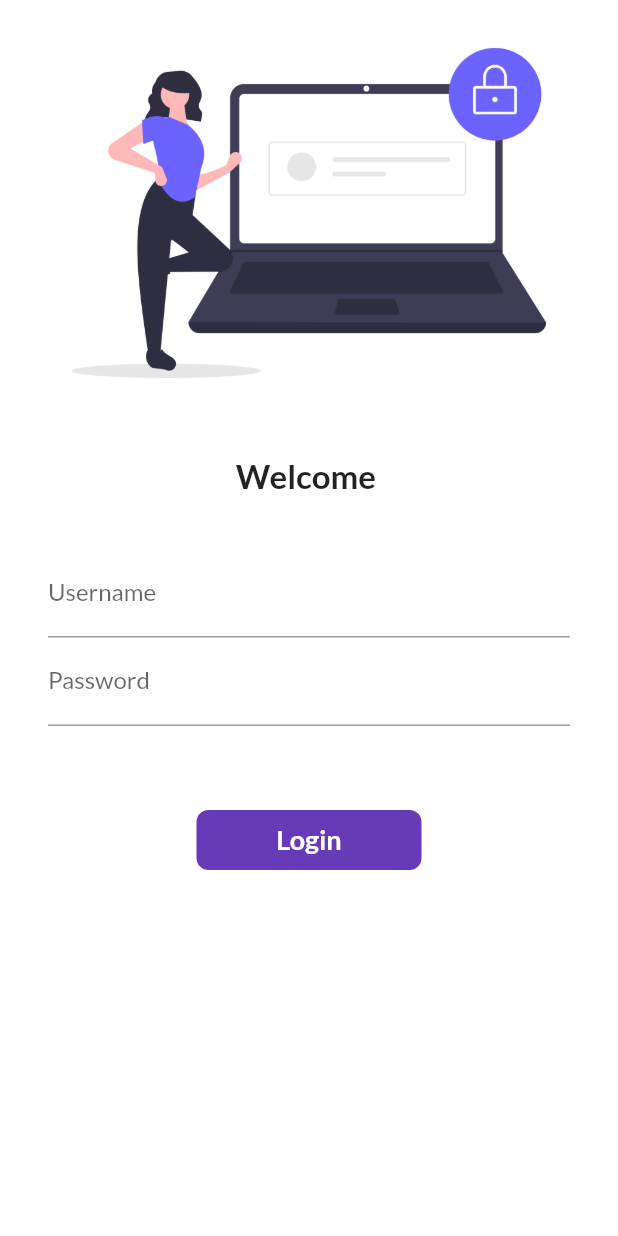
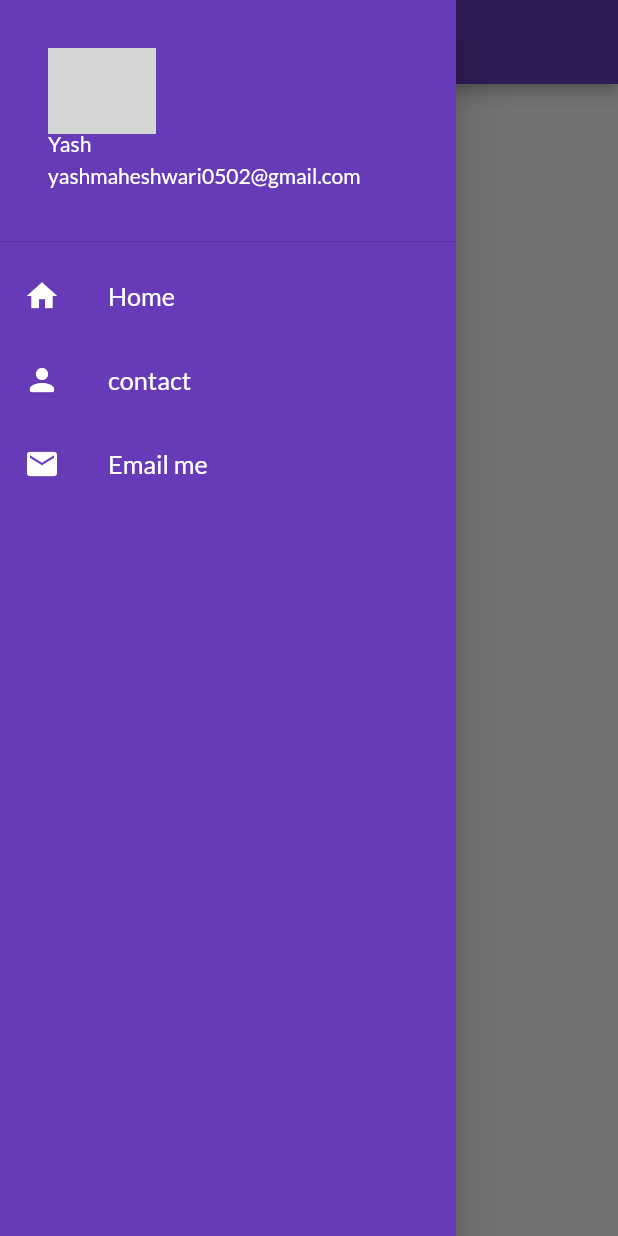
Before and after one commit to Yashmaheshwari0502/flutter_catalog, a Flutter app: the screen it shows after launch, with the side drawer open (before the commit the screen has no drawer), on a phone screen of 412 x 824 dp. Run offline on Flutter 3.47's test engine with Material 2 defaults, Android fonts, the phone set to English and light mode, and no system bars; our stand-ins replace google_fonts; network calls fail; grey boxes are pictures that could not be loaded.

Commit message:
day 8 completed

```diff
--- a/lib/main.dart
+++ b/lib/main.dart
@@ -20,7 +20,7 @@ class MyApp extends StatelessWidget {
         primarySwatch: Colors.deepPurple,
         fontFamily: GoogleFonts.lato().fontFamily,
       ),
-
+      initialRoute: MyRoutess.homepage,
       // home: HomePage(),
       routes: {
         "/": (context) => LoginPage(),
--- a/lib/pages/home_page.dart
+++ b/lib/pages/home_page.dart
@@ -1,6 +1,9 @@
 import 'package:flutter/material.dart';
 
+import '../widget/drawer.dart';
+
 class HomePage extends StatelessWidget {
+  HomePage({Key? key}) : super(key: key);
   int days = 30;
   @override
   Widget build(BuildContext context) {
@@ -18,7 +21,7 @@ class HomePage extends StatelessWidget {
           child: Text("Hello  to $days days of flutter"),
         ),
       ),
-      drawer: Drawer(),
+      drawer: MyDrawer(),
     );
   }
 }
--- /dev/null
+++ b/lib/widget/drawer.dart
@@ -0,0 +1,62 @@
+import 'package:flutter/material.dart';
+
+class MyDrawer extends StatelessWidget {
+  const MyDrawer({super.key});
+
+  @override
+  Widget build(BuildContext context) {
+    return Drawer(
+      child: Container(
+        color: Colors.deepPurple,
+        child: ListView(
+          padding: EdgeInsets.zero,
+          children: [
+            DrawerHeader(
+              child: UserAccountsDrawerHeader(
+                accountName: Text("Yash"),
+                accountEmail: Text("yashmaheshwari0502@gmail.com"),
+                currentAccountPicture: CircleAvatar(
+                  backgroundImage: NetworkImage(
+                      "https://encrypted-tbn0.gstatic.com/images?q=tbn:ANd9GcRJquVoNote1XSgowZUW1zV0YvNBBO9TWekGg&usqp=CAU"),
+                ),
+              ),
+            ),
+            ListTile(
+              leading: Icon(
+                Icons.home,
+                color: Colors.white,
+              ),
+              title: Text(
+                "Home",
+                style: TextStyle(color: Colors.white),
+                textScaleFactor: 1.2,
+              ),
+            ),
+            ListTile(
+              leading: Icon(
+                Icons.person_rounded,
+                color: Colors.white,
+              ),
+              title: Text(
+                "contact",
+                style: TextStyle(color: Colors.white),
+                textScaleFactor: 1.2,
+              ),
+            ),
+            ListTile(
+              leading: Icon(
+                Icons.email,
+                color: Colors.white,
+              ),
+              title: Text(
+                "Email me",
+                style: TextStyle(color: Colors.white),
+                textScaleFactor: 1.2,
+              ),
+            )
+          ],
+        ),
+      ),
+    );
+  }
+}
```
